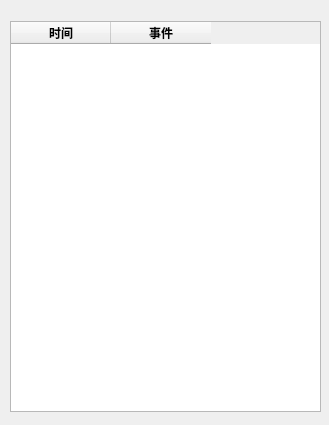
Qt form dialog_devicelog.ui (lc641777437/ElectrombilePcTool) before a commit.
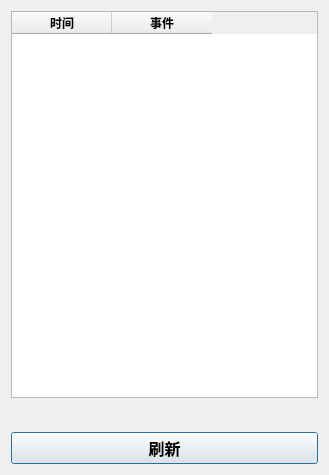
The same form after that commit.

```diff
--- a/dialog_devicelog.ui
+++ b/dialog_devicelog.ui
@@ -7,21 +7,21 @@
     <x>0</x>
     <y>0</y>
     <width>329</width>
-    <height>425</height>
+    <height>475</height>
    </rect>
   </property>
+  <property name="sizePolicy">
+   <sizepolicy hsizetype="Fixed" vsizetype="Preferred">
+    <horstretch>0</horstretch>
+    <verstretch>0</verstretch>
+   </sizepolicy>
+  </property>
   <property name="windowTitle">
    <string>Dialog</string>
   </property>
+  <layout class="QVBoxLayout" name="verticalLayout">
+   <item>
   <widget class="QTableWidget" name="tableWidget">
-   <property name="geometry">
-    <rect>
-     <x>10</x>
-     <y>21</y>
-     <width>311</width>
-     <height>391</height>
-    </rect>
-   </property>
    <property name="font">
     <font>
      <pointsize>9</pointsize>
@@ -41,6 +41,39 @@
     </property>
    </column>
   </widget>
+   </item>
+   <item>
+    <widget class="QLabel" name="label_Refresh">
+     <property name="font">
+      <font>
+       <family>SimSun-ExtB</family>
+       <pointsize>12</pointsize>
+      </font>
+     </property>
+     <property name="text">
+      <string/>
+     </property>
+     <property name="alignment">
+      <set>Qt::AlignCenter</set>
+     </property>
+    </widget>
+   </item>
+   <item>
+    <widget class="QPushButton" name="pushButton_Refresh">
+     <property name="font">
+      <font>
+       <family>Agency FB</family>
+       <pointsize>12</pointsize>
+       <weight>75</weight>
+       <bold>true</bold>
+      </font>
+     </property>
+     <property name="text">
+      <string>刷新</string>
+     </property>
+    </widget>
+   </item>
+  </layout>
  </widget>
  <resources/>
  <connections/>
```
Lines whose indentation alone changed are shown as unchanged.
